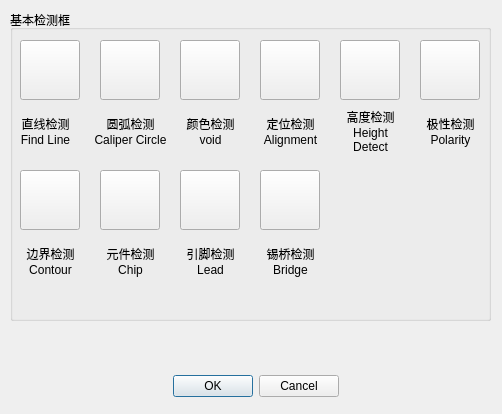
Above: VisionDetect/InspWindowSelectDialog.ui from chuandongxu/AOI before the change. Below: the same form after it.
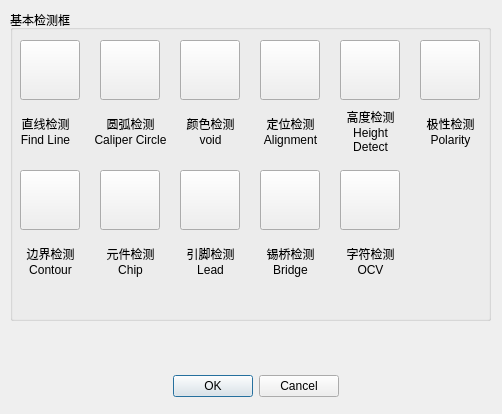
That is the form after the change. Icons and pictures are not drawn.

Commit message:
Support add OCV inspect window.
Support add OCV inspect window.

What changed in the file:
```diff
--- a/VisionDetect/InspWindowSelectDialog.ui
+++ b/VisionDetect/InspWindowSelectDialog.ui
@@ -448,6 +448,49 @@
      </size>
     </property>
    </widget>
+   <widget class="QLabel" name="labelOcv">
+    <property name="geometry">
+     <rect>
+      <x>330</x>
+      <y>230</y>
+      <width>61</width>
+      <height>41</height>
+     </rect>
+    </property>
+    <property name="text">
+     <string>字符检测 OCV</string>
+    </property>
+    <property name="alignment">
+     <set>Qt::AlignCenter</set>
+    </property>
+    <property name="wordWrap">
+     <bool>true</bool>
+    </property>
+   </widget>
+   <widget class="QPushButton" name="btnOcvWindow">
+    <property name="geometry">
+     <rect>
+      <x>330</x>
+      <y>160</y>
+      <width>60</width>
+      <height>60</height>
+     </rect>
+    </property>
+    <property name="text">
+     <string/>
+    </property>
+    <property name="icon">
+     <iconset>
+      <normaloff>Image/Ocv.png</normaloff>
+      <selectedon>Image/Ocv.png</selectedon>Image/Ocv.png</iconset>
+    </property>
+    <property name="iconSize">
+     <size>
+      <width>60</width>
+      <height>60</height>
+     </size>
+    </property>
+   </widget>
   </widget>
   <widget class="QDialogButtonBox" name="buttonBox">
    <property name="geometry">
```
Left out of the diff: 2 changed lines with no effect on the pictures. The commit also changes 25 other files.
